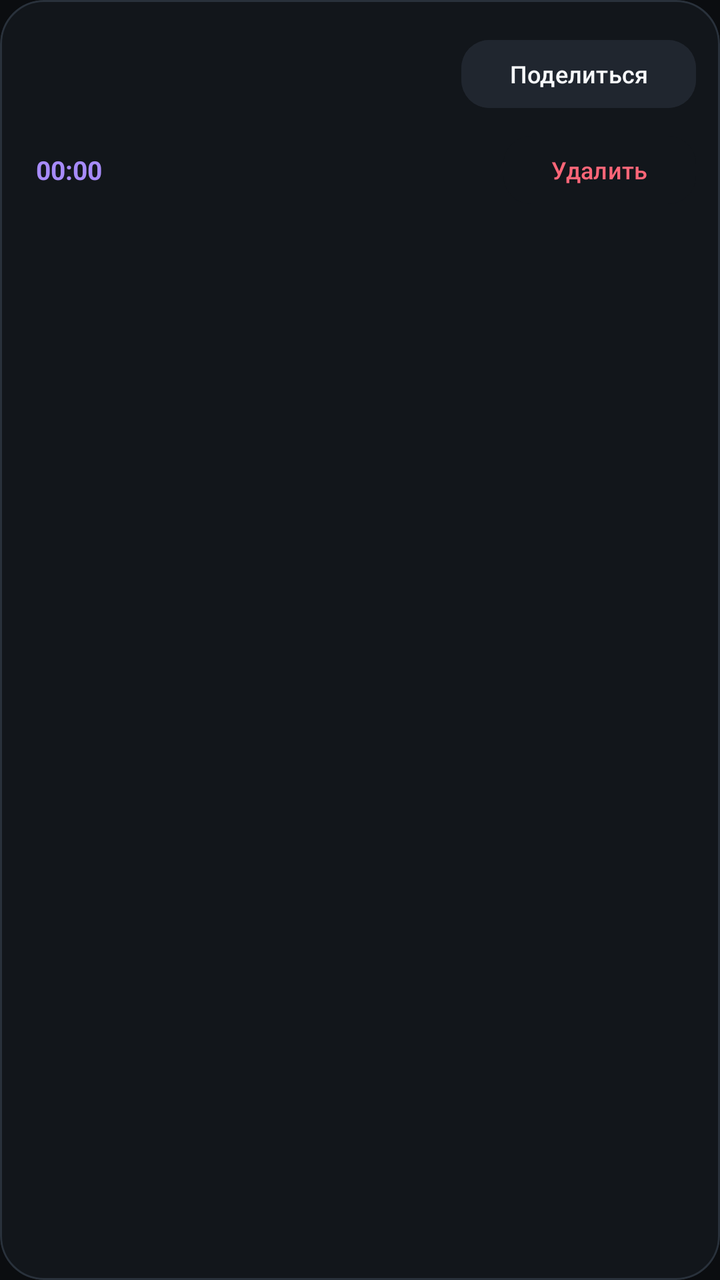
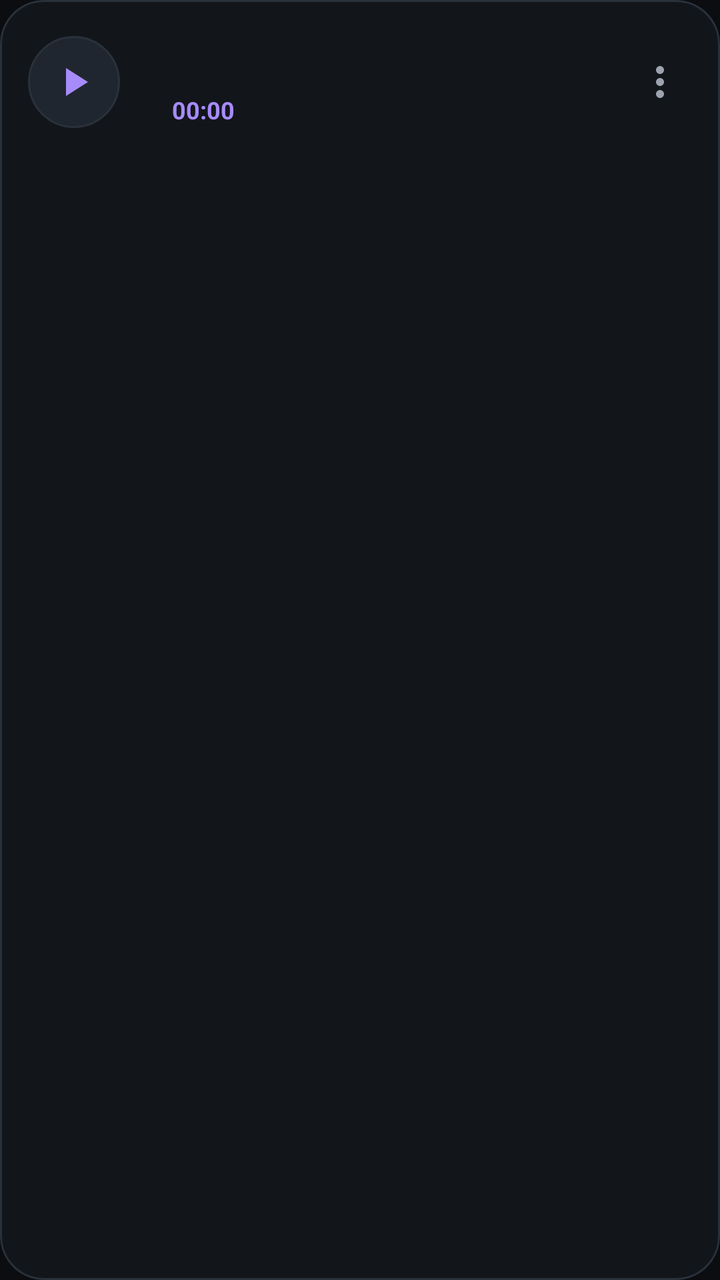

The first picture is an Android layout as it rendered before a commit; the second is the same layout after the commit. The layout source and the unified diff follow.
<!-- AndroidManifest.xml: application theme Theme.AIRecorder -->
<!-- res/layout/item_record.xml -->
<?xml version="1.0" encoding="utf-8"?>
<com.google.android.material.card.MaterialCardView
    xmlns:android="http://schemas.android.com/apk/res/android"
    xmlns:app="http://schemas.android.com/apk/res-auto"
    android:layout_width="match_parent"
    android:layout_height="wrap_content"
    android:layout_marginBottom="10dp"
    android:foreground="?attr/selectableItemBackground"
    app:cardBackgroundColor="@color/ai_surface"
    app:cardCornerRadius="22dp"
    app:cardElevation="0dp"
    app:strokeColor="@color/ai_outline"
    app:strokeWidth="1dp">

    <LinearLayout
        android:layout_width="match_parent"
        android:layout_height="wrap_content"
        android:gravity="center_vertical"
        android:orientation="horizontal"
        android:paddingStart="18dp"
        android:paddingTop="16dp"
        android:paddingEnd="12dp"
        android:paddingBottom="16dp">

        

        <LinearLayout
            android:layout_width="0dp"
            android:layout_height="wrap_content"
            android:layout_weight="1"
            android:orientation="vertical">

            <TextView
                android:id="@+id/txtFileName"
                android:layout_width="match_parent"
                android:layout_height="wrap_content"
                android:ellipsize="end"
                android:maxLines="1"
                android:textColor="@color/ai_text_primary"
                android:textSize="16sp"
                android:textStyle="bold" />

            <TextView
                android:id="@+id/txtDate"
                android:layout_width="wrap_content"
                android:layout_height="wrap_content"
                android:layout_marginTop="5dp"
                android:textColor="@color/ai_text_secondary"
                android:textSize="12sp" />

            <TextView
                android:id="@+id/txtDuration"
                android:layout_width="wrap_content"
                android:layout_height="wrap_content"
                android:layout_marginTop="5dp"
                android:text="@string/time_zero"
                android:textColor="@color/ai_primary_light"
                android:textSize="13sp"
                android:textStyle="bold" />

        </LinearLayout>

        

        <LinearLayout
            android:layout_width="wrap_content"
            android:layout_height="wrap_content"
            android:gravity="end"
            android:orientation="vertical">

            <com.google.android.material.button.MaterialButton
                android:id="@+id/btnShare"
                android:layout_width="wrap_content"
                android:layout_height="42dp"
                android:backgroundTint="@color/ai_surface_variant"
                android:minWidth="0dp"
                android:paddingStart="14dp"
                android:paddingEnd="14dp"
                android:text="@string/share_button"
                android:textColor="@color/ai_text_primary"
                android:textSize="12sp"
                app:cornerRadius="14dp" />

            <com.google.android.material.button.MaterialButton
                android:id="@+id/btnDelete"
                android:layout_width="wrap_content"
                android:layout_height="42dp"
                android:layout_marginTop="6dp"
                android:backgroundTint="@color/ai_surface"
                android:minWidth="0dp"
                android:paddingStart="14dp"
                android:paddingEnd="14dp"
                android:text="@string/delete_button"
                android:textColor="@color/ai_danger"
                android:textSize="12sp"
                app:cornerRadius="14dp" />

        </LinearLayout>

    </LinearLayout>

</com.google.android.material.card.MaterialCardView>
<!-- resources referenced by this layout -->
<resources>
  <color name="ai_danger">#FF6678</color>
  <color name="ai_outline">#29313B</color>
  <color name="ai_primary_light">#A78BFA</color>
  <color name="ai_surface">#12161B</color>
  <color name="ai_surface_variant">#20262F</color>
  <color name="ai_text_primary">#F8FAFC</color>
  <color name="ai_text_secondary">#9CA3AF</color>
  <string name="delete_button">Удалить</string>
  <string name="share_button">Поделиться</string>
  <string name="time_zero">00:00</string>
  <style name="Theme.AIRecorder" parent="Base.Theme.AIRecorder" />
  <style name="Base.Theme.AIRecorder" parent="Theme.Material3.DayNight.NoActionBar">
  
          <item name="colorPrimary">@color/ai_primary</item>
          <item name="colorOnPrimary">@color/ai_on_primary</item>
  
          <item name="colorSecondary">@color/ai_primary_light</item>
          <item name="colorOnSecondary">@color/ai_background</item>
  
          <item name="colorSurface">@color/ai_surface</item>
          <item name="colorOnSurface">@color/ai_text_primary</item>
  
          <item name="colorSurfaceVariant">@color/ai_surface_variant</item>
          <item name="colorOnSurfaceVariant">@color/ai_text_secondary</item>
  
          <item name="colorOutline">@color/ai_outline</item>
  
          <item name="colorError">@color/ai_danger</item>
          <item name="colorOnError">@color/ai_on_primary</item>
  
          <item name="android:colorBackground">@color/ai_background</item>
          <item name="android:windowBackground">@color/ai_background</item>
  
          <item name="android:statusBarColor">@color/ai_background</item>
          <item name="android:navigationBarColor">@color/ai_background</item>
  
          <item name="android:windowLightStatusBar">false</item>
          <item name="android:windowLightNavigationBar">false</item>
  
      </style>
  <color name="ai_primary">#8B5CF6</color>
  <color name="ai_on_primary">#FFFFFF</color>
  <color name="ai_background">#0B0D10</color>
</resources>

<!-- the commit's change to res/layout/item_record.xml (unified diff, before → after) -->
@@ -5,6 +5,8 @@
     android:layout_width="match_parent"
     android:layout_height="wrap_content"
     android:layout_marginBottom="10dp"
+    android:clickable="true"
+    android:focusable="true"
     android:foreground="?attr/selectableItemBackground"
     app:cardBackgroundColor="@color/ai_surface"
     app:cardCornerRadius="22dp"
@@ -16,17 +18,31 @@
         android:layout_width="match_parent"
         android:layout_height="wrap_content"
         android:gravity="center_vertical"
+        android:minHeight="82dp"
         android:orientation="horizontal"
-        android:paddingStart="18dp"
-        android:paddingTop="16dp"
-        android:paddingEnd="12dp"
-        android:paddingBottom="16dp">
+        android:paddingStart="14dp"
+        android:paddingTop="12dp"
+        android:paddingEnd="8dp"
+        android:paddingBottom="12dp">
+
+        
+
+        <androidx.appcompat.widget.AppCompatImageButton
+            android:id="@+id/btnPlay"
+            android:layout_width="46dp"
+            android:layout_height="46dp"
+            android:background="@drawable/bg_record_play"
+            android:contentDescription="@string/play_record"
+            android:padding="11dp"
+            app:srcCompat="@drawable/ic_play_24"
+            app:tint="@color/ai_primary_light" />
 
         
 
         <LinearLayout
             android:layout_width="0dp"
             android:layout_height="wrap_content"
+            android:layout_marginStart="14dp"
             android:layout_weight="1"
             android:orientation="vertical">
 
@@ -40,62 +56,47 @@
                 android:textSize="16sp"
                 android:textStyle="bold" />
 
-            <TextView
-                android:id="@+id/txtDate"
-                android:layout_width="wrap_content"
+            <LinearLayout
+                android:layout_width="match_parent"
                 android:layout_height="wrap_content"
-                android:layout_marginTop="5dp"
-                android:textColor="@color/ai_text_secondary"
-                android:textSize="12sp" />
+                android:layout_marginTop="6dp"
+                android:gravity="center_vertical"
+                android:orientation="horizontal">
 
-            <TextView
-                android:id="@+id/txtDuration"
-                android:layout_width="wrap_content"
-                android:layout_height="wrap_content"
-                android:layout_marginTop="5dp"
-                android:text="@string/time_zero"
-                android:textColor="@color/ai_primary_light"
-                android:textSize="13sp"
-                android:textStyle="bold" />
+                <TextView
+                    android:id="@+id/txtDate"
+                    android:layout_width="wrap_content"
+                    android:layout_height="wrap_content"
+                    android:ellipsize="end"
+                    android:maxLines="1"
+                    android:textColor="@color/ai_text_secondary"
+                    android:textSize="12sp" />
+
+                <TextView
+                    android:id="@+id/txtDuration"
+                    android:layout_width="wrap_content"
+                    android:layout_height="wrap_content"
+                    android:layout_marginStart="12dp"
+                    android:text="@string/time_zero"
+                    android:textColor="@color/ai_primary_light"
+                    android:textSize="12sp"
+                    android:textStyle="bold" />
+
+            </LinearLayout>
 
         </LinearLayout>
 
         
 
-        <LinearLayout
-            android:layout_width="wrap_content"
-            android:layout_height="wrap_content"
-            android:gravity="end"
-            android:orientation="vertical">
-
-            <com.google.android.material.button.MaterialButton
-                android:id="@+id/btnShare"
-                android:layout_width="wrap_content"
-                android:layout_height="42dp"
-                android:backgroundTint="@color/ai_surface_variant"
-                android:minWidth="0dp"
-                android:paddingStart="14dp"
-                android:paddingEnd="14dp"
-                android:text="@string/share_button"
-                android:textColor="@color/ai_text_primary"
-                android:textSize="12sp"
-                app:cornerRadius="14dp" />
-
-            <com.google.android.material.button.MaterialButton
-                android:id="@+id/btnDelete"
-                android:layout_width="wrap_content"
-                android:layout_height="42dp"
-                android:layout_marginTop="6dp"
-                android:backgroundTint="@color/ai_surface"
-                android:minWidth="0dp"
-                android:paddingStart="14dp"
-                android:paddingEnd="14dp"
-                android:text="@string/delete_button"
-                android:textColor="@color/ai_danger"
-                android:textSize="12sp"
-                app:cornerRadius="14dp" />
-
-        </LinearLayout>
+        <androidx.appcompat.widget.AppCompatImageButton
+            android:id="@+id/btnMore"
+            android:layout_width="44dp"
+            android:layout_height="44dp"
+            android:background="?attr/selectableItemBackgroundBorderless"
+            android:contentDescription="@string/record_more_actions"
+            android:padding="10dp"
+            app:srcCompat="@drawable/ic_more_vert_24"
+            app:tint="@color/ai_text_secondary" />
 
     </LinearLayout>
 
<!-- resource entries referenced after the edit -->
@@ -1,16 +1,60 @@
 <!-- resources referenced by this layout -->
 <resources>
-  <color name="ai_danger">#FF6678</color>
   <color name="ai_outline">#29313B</color>
   <color name="ai_primary_light">#A78BFA</color>
   <color name="ai_surface">#12161B</color>
-  <color name="ai_surface_variant">#20262F</color>
   <color name="ai_text_primary">#F8FAFC</color>
   <color name="ai_text_secondary">#9CA3AF</color>
-  <string name="delete_button">Удалить</string>
-  <string name="share_button">Поделиться</string>
+  <!-- drawable bg_record_play (drawable) -->
+  <?xml version="1.0" encoding="utf-8"?>
+  <shape
+      xmlns:android="http://schemas.android.com/apk/res/android"
+      android:shape="rectangle">
+  
+      <solid
+          android:color="@color/ai_surface_variant" />
+  
+      <stroke
+          android:width="1dp"
+          android:color="@color/ai_outline" />
+  
+      <corners
+          android:radius="24dp" />
+  
+  </shape>
+  <!-- drawable ic_more_vert_24 (drawable) -->
+  <?xml version="1.0" encoding="utf-8"?>
+  <vector
+      xmlns:android="http://schemas.android.com/apk/res/android"
+      android:width="24dp"
+      android:height="24dp"
+      android:viewportWidth="24"
+      android:viewportHeight="24">
+  
+      <path
+          android:fillColor="@color/ai_text_secondary"
+          android:pathData="M12,8c1.1,0 2,-0.9 2,-2s-0.9,-2 -2,-2 -2,0.9 -2,2 0.9,2 2,2zM12,10c-1.1,0 -2,0.9 -2,2s0.9,2 2,2 2,-0.9 2,-2 -0.9,-2 -2,-2zM12,16c-1.1,0 -2,0.9 -2,2s0.9,2 2,2 2,-0.9 2,-2 -0.9,-2 -2,-2z" />
+  
+  </vector>
+  <!-- drawable ic_play_24 (drawable) -->
+  <?xml version="1.0" encoding="utf-8"?>
+  <vector
+      xmlns:android="http://schemas.android.com/apk/res/android"
+      android:width="24dp"
+      android:height="24dp"
+      android:viewportWidth="24"
+      android:viewportHeight="24">
+  
+      <path
+          android:fillColor="@color/ai_text_primary"
+          android:pathData="M8,5v14l11,-7z" />
+  
+  </vector>
+  <string name="play_record">Воспроизвести запись</string>
+  <string name="record_more_actions">Действия с записью</string>
   <string name="time_zero">00:00</string>
   <style name="Theme.AIRecorder" parent="Base.Theme.AIRecorder" />
+  <color name="ai_surface_variant">#20262F</color>
   <style name="Base.Theme.AIRecorder" parent="Theme.Material3.DayNight.NoActionBar">
   
           <item name="colorPrimary">@color/ai_primary</item>
@@ -43,5 +87,6 @@
   <color name="ai_primary">#8B5CF6</color>
   <color name="ai_on_primary">#FFFFFF</color>
   <color name="ai_background">#0B0D10</color>
+  <color name="ai_danger">#FF6678</color>
 </resources>
 
